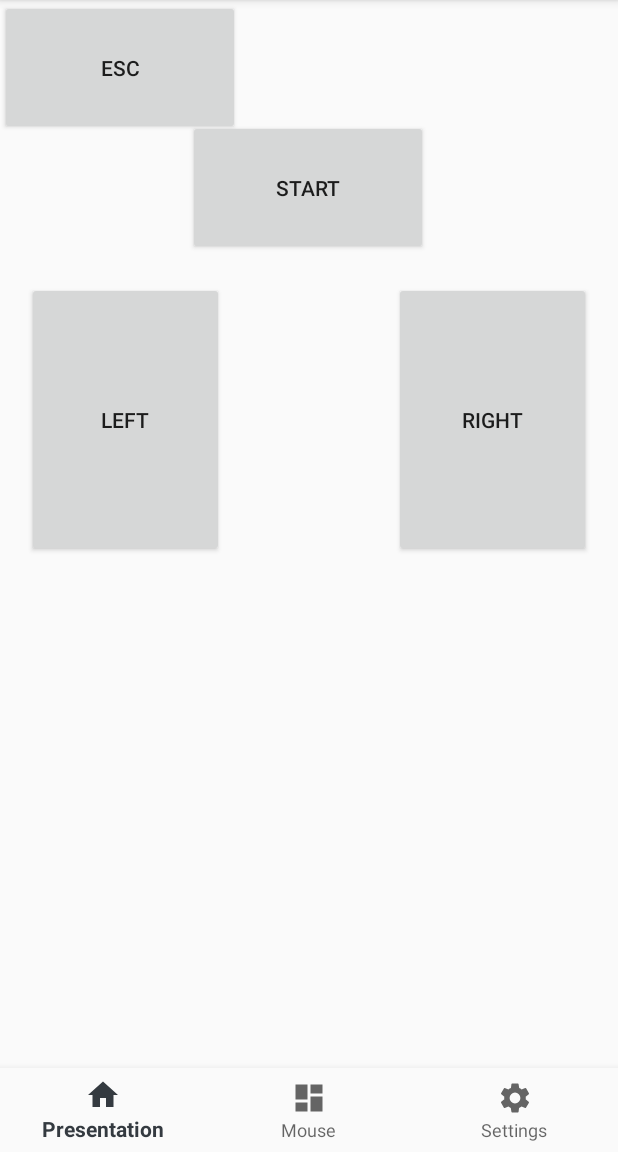
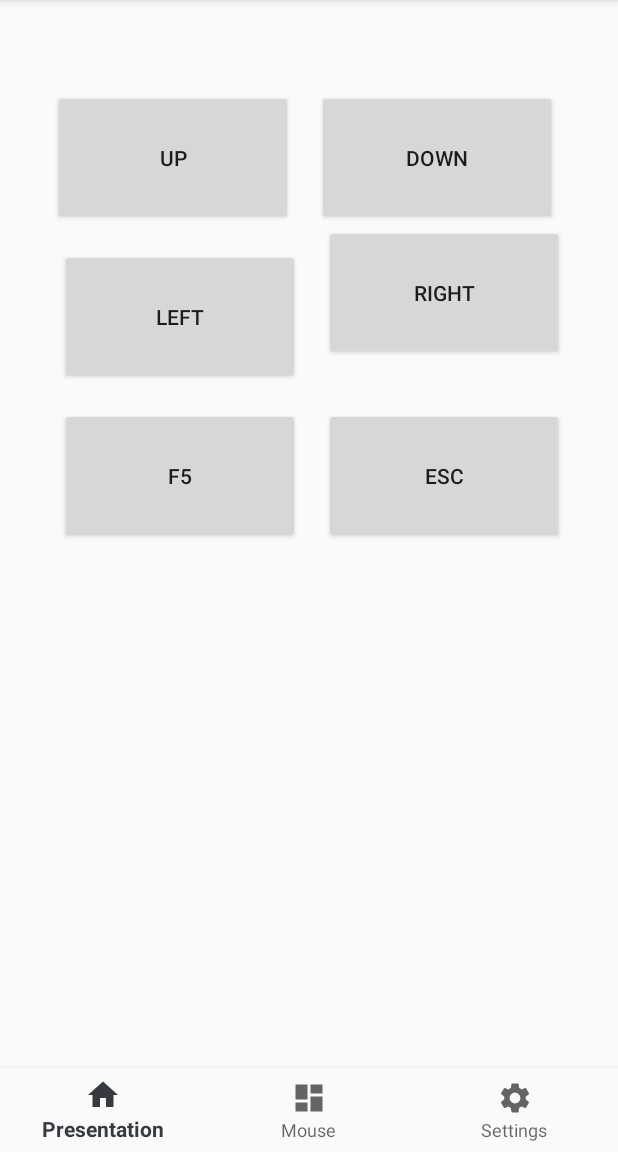
Before and after one commit to vovasq/lazyv, an Android app: the screen it shows after launch (MainActivity), on a phone screen of 412 x 824 dp, the part 84-1236 px from its top. Run offline under Robolectric (Android 15) with nearby library versions, the phone set to English and light mode, and no system bars.

Commit message:
april stable version

```diff
--- a/lazyv-client/app/src/main/java/com/vovas/lazyv/client/fragments/HomeFragment.kt
+++ b/lazyv-client/app/src/main/java/com/vovas/lazyv/client/fragments/HomeFragment.kt
@@ -27,21 +27,36 @@ class HomeFragment : Fragment() {
     override fun onViewCreated(view: View, savedInstanceState: Bundle?) {
         super.onViewCreated(view, savedInstanceState)
         button.setOnClickListener {
-            goToWeb()
+            goToWeb(3)
+        }
+        button2.setOnClickListener {
+            goToWeb(6)
+        }
+        button3.setOnClickListener {
+            goToWeb(5)
+        }
+        button4.setOnClickListener {
+            goToWeb(4)
+        }
+        button5.setOnClickListener {
+            goToWeb(0)
         }
 
+        button6.setOnClickListener {
+            goToWeb(2)
+        }
     }
 
-    private fun goToWeb() {
+    private fun goToWeb(code: Int) {
         var client = OkHttpClient()
         var formBody = FormBody
             .Builder()
-            .add("code", "1")
+            .add("code", code.toString())
             .add("passcode", "kek")
             .build()
         var request = Request
             .Builder()
-            .url("http:192.168.43.229:8777/press")
+            .url("http:10.1.1.36:8080/press")
             .post(formBody)
             .build()
         var call = client.newCall(request)
--- a/lazyv-client/app/src/main/res/layout/fragment_home.xml
+++ b/lazyv-client/app/src/main/res/layout/fragment_home.xml
@@ -11,39 +11,59 @@
             android:id="@+id/button"
             android:layout_width="160dp"
             android:layout_height="90dp"
-        android:layout_marginTop="80dp"
-        android:text="Start"
+            android:layout_marginTop="60dp"
+
+            android:text="UP"
             app:layout_constraintEnd_toEndOf="parent"
-        app:layout_constraintHorizontal_bias="0.498"
+            app:layout_constraintHorizontal_bias="0.139"
             app:layout_constraintStart_toStartOf="parent"
-        app:layout_constraintTop_toTopOf="parent" />
+            app:layout_constraintTop_toTopOf="parent"/>
 
     <Button
             android:id="@+id/button2"
-        android:layout_width="131dp"
-        android:layout_height="183dp"
-        android:layout_marginStart="18dp"
-        android:layout_marginTop="18dp"
+            android:layout_width="160dp"
+            android:layout_height="90dp"
+            android:layout_marginStart="40dp"
+            android:layout_marginTop="16dp"
             android:text="Left"
             app:layout_constraintStart_toStartOf="parent"
-        app:layout_constraintTop_toBottomOf="@+id/button" />
+            app:layout_constraintTop_toBottomOf="@+id/button"/>
 
     <Button
             android:id="@+id/button3"
-        android:layout_width="131dp"
-        android:layout_height="183dp"
-        android:layout_marginTop="18dp"
-        android:layout_marginEnd="18dp"
+            android:layout_width="160dp"
+            android:layout_height="90dp"
             android:text="Right"
-        app:layout_constraintEnd_toEndOf="parent"
-        app:layout_constraintTop_toBottomOf="@+id/button" />
+            app:layout_constraintStart_toEndOf="@+id/button2"
+            android:layout_marginStart="16dp"
+            app:layout_constraintTop_toBottomOf="@+id/button4"/>
 
     <Button
             android:id="@+id/button4"
             android:layout_width="160dp"
             android:layout_height="90dp"
 
-        android:text="Esc"
-        tools:layout_editor_absoluteX="125dp"
-        tools:layout_editor_absoluteY="403dp" />
+            android:text="Down"
+            app:layout_constraintStart_toEndOf="@+id/button"
+            android:layout_marginStart="16dp"
+            android:layout_marginTop="60dp"
+            app:layout_constraintTop_toTopOf="parent"/>
+    <Button
+            android:id="@+id/button5"
+            android:layout_width="160dp"
+            android:layout_height="90dp"
+
+            android:text="ESC"
+            app:layout_constraintStart_toEndOf="@+id/button6"
+            android:layout_marginStart="16dp" android:layout_marginTop="32dp"
+            app:layout_constraintTop_toBottomOf="@+id/button3"/>
+    <Button
+            android:id="@+id/button6"
+            android:layout_width="160dp"
+            android:layout_height="90dp"
+
+            android:text="F5"
+            app:layout_constraintStart_toStartOf="parent"
+            android:layout_marginTop="16dp" app:layout_constraintTop_toBottomOf="@+id/button2"
+            android:layout_marginStart="40dp"/>
 </android.support.constraint.ConstraintLayout>
```
Lines whose indentation alone changed are shown as unchanged.
